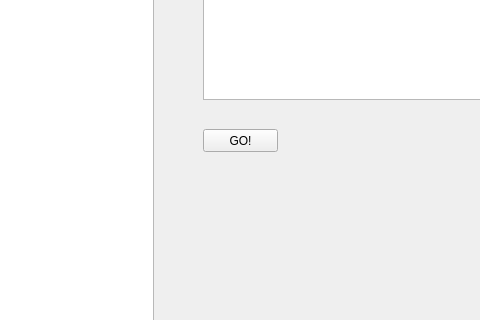
Above: code/spec_avg/specgraphtest.ui from gsehrlich/diffusive-ta before the change; both pictures show x 167 to 647 and y 201 to 521 of the 776 by 795 pixel window. Below: the same form after it.
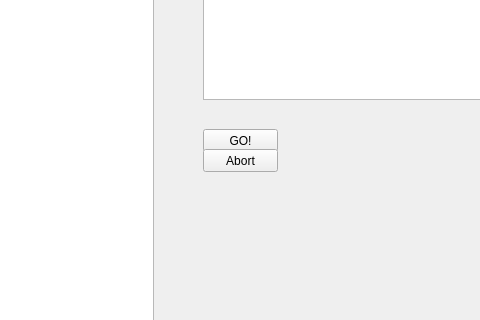
That is the form after the change. Custom widgets are drawn as their Qt base class.

Patch:
```diff
--- a/code/spec_avg/specgraphtest.ui
+++ b/code/spec_avg/specgraphtest.ui
@@ -46,6 +46,19 @@
     <string>GO!</string>
    </property>
   </widget>
+  <widget class="QPushButton" name="abort_button">
+   <property name="geometry">
+    <rect>
+     <x>370</x>
+     <y>350</y>
+     <width>75</width>
+     <height>23</height>
+    </rect>
+   </property>
+   <property name="text">
+    <string>Abort</string>
+   </property>
+  </widget>
  </widget>
  <layoutdefault spacing="6" margin="11"/>
  <customwidgets>
```
